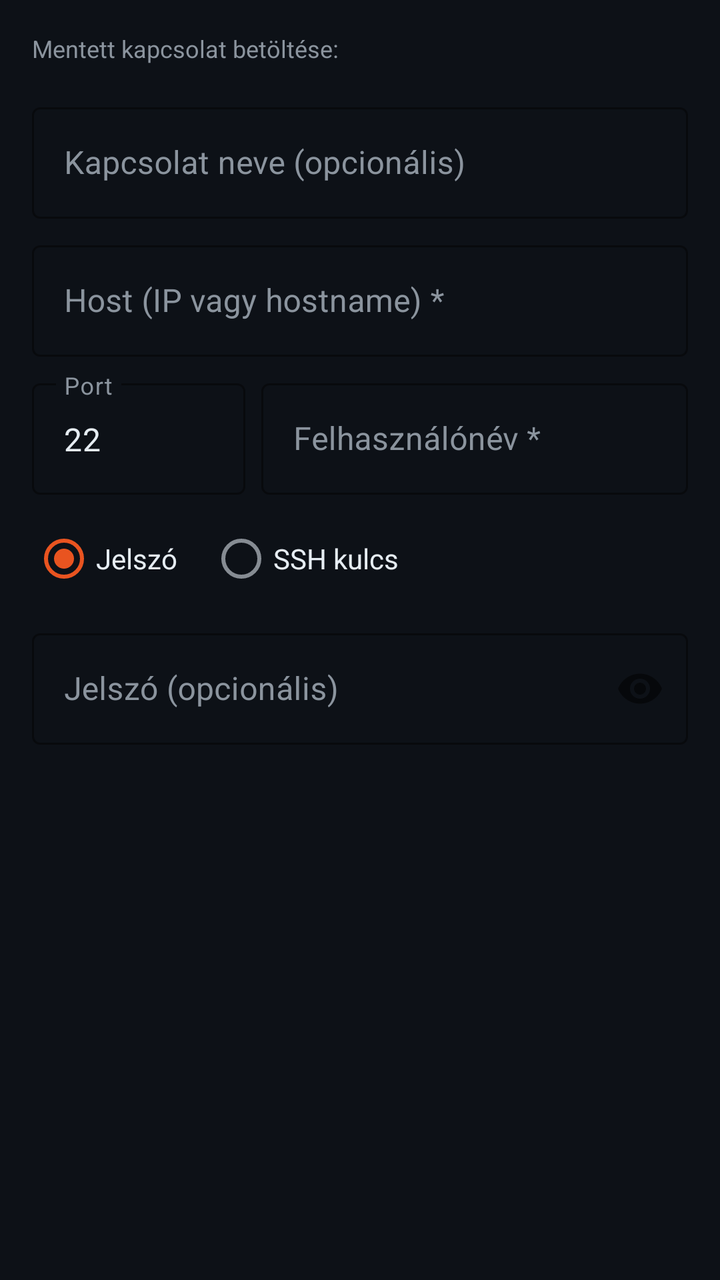
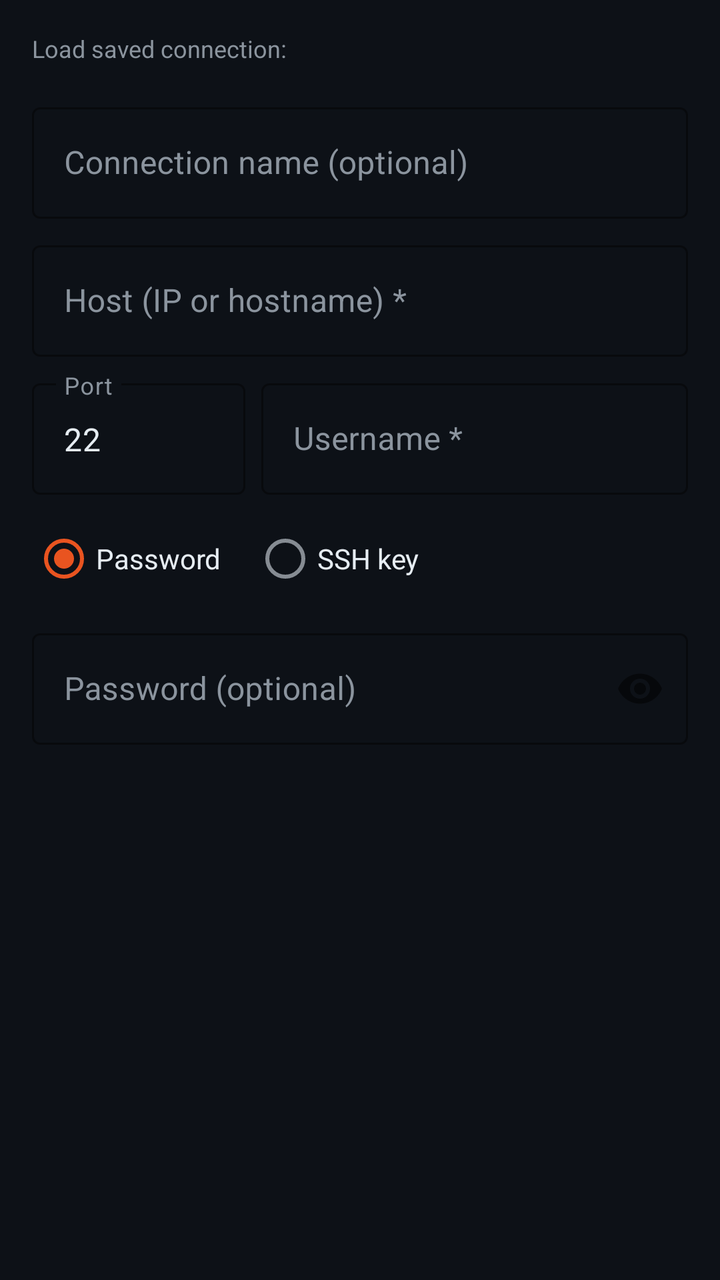

Screens rendered from an Android XML layout before and after an edit, with the pre-edit source and the edit as a unified diff.
<!-- AndroidManifest.xml: application theme Theme.KonsoleSSH -->
<!-- res/layout/dialog_new_connection.xml -->
<?xml version="1.0" encoding="utf-8"?>
<ScrollView
    xmlns:android="http://schemas.android.com/apk/res/android"
    android:layout_width="match_parent"
    android:layout_height="wrap_content">

    <LinearLayout
        android:layout_width="match_parent"
        android:layout_height="wrap_content"
        android:orientation="vertical"
        android:padding="16dp">

        
        <LinearLayout
            android:id="@+id/savedConnectionsSection"
            android:layout_width="match_parent"
            android:layout_height="wrap_content"
            android:orientation="vertical"
            android:layout_marginBottom="12dp">

            <TextView
                android:layout_width="match_parent"
                android:layout_height="wrap_content"
                android:text="Mentett kapcsolat betöltése:"
                android:textColor="@color/text_secondary"
                android:textSize="12sp"
                android:layout_marginBottom="4dp" />

            <Spinner
                android:id="@+id/spinnerSaved"
                android:layout_width="match_parent"
                android:layout_height="wrap_content"
                android:background="@color/input_bg" />

        </LinearLayout>

        
        <com.google.android.material.textfield.TextInputLayout
            android:layout_width="match_parent"
            android:layout_height="wrap_content"
            android:hint="Kapcsolat neve (opcionális)"
            style="@style/KonsoleInputLayout"
            android:layout_marginBottom="8dp">
            <com.google.android.material.textfield.TextInputEditText
                android:id="@+id/editName"
                style="@style/KonsoleInputEditText"
                android:layout_width="match_parent"
                android:layout_height="wrap_content"
                android:inputType="text"
                android:imeOptions="actionNext" />
        </com.google.android.material.textfield.TextInputLayout>

        
        <com.google.android.material.textfield.TextInputLayout
            android:id="@+id/layoutHost"
            android:layout_width="match_parent"
            android:layout_height="wrap_content"
            android:hint="Host (IP vagy hostname) *"
            style="@style/KonsoleInputLayout"
            android:layout_marginBottom="8dp">
            <com.google.android.material.textfield.TextInputEditText
                android:id="@+id/editHost"
                style="@style/KonsoleInputEditText"
                android:layout_width="match_parent"
                android:layout_height="wrap_content"
                android:inputType="textUri"
                android:imeOptions="actionNext" />
        </com.google.android.material.textfield.TextInputLayout>

        
        <LinearLayout
            android:layout_width="match_parent"
            android:layout_height="wrap_content"
            android:orientation="horizontal"
            android:layout_marginBottom="8dp">

            <com.google.android.material.textfield.TextInputLayout
                android:id="@+id/layoutPort"
                android:layout_width="0dp"
                android:layout_height="wrap_content"
                android:layout_weight="1"
                android:hint="Port"
                style="@style/KonsoleInputLayout"
                android:layout_marginEnd="8dp">
                <com.google.android.material.textfield.TextInputEditText
                    android:id="@+id/editPort"
                    style="@style/KonsoleInputEditText"
                    android:layout_width="match_parent"
                    android:layout_height="wrap_content"
                    android:inputType="number"
                    android:text="22"
                    android:imeOptions="actionNext" />
            </com.google.android.material.textfield.TextInputLayout>

            <com.google.android.material.textfield.TextInputLayout
                android:layout_width="0dp"
                android:layout_height="wrap_content"
                android:layout_weight="2"
                android:hint="Felhasználónév *"
                style="@style/KonsoleInputLayout">
                <com.google.android.material.textfield.TextInputEditText
                    android:id="@+id/editUsername"
                    style="@style/KonsoleInputEditText"
                    android:layout_width="match_parent"
                    android:layout_height="wrap_content"
                    android:inputType="text"
                    android:imeOptions="actionNext" />
            </com.google.android.material.textfield.TextInputLayout>

        </LinearLayout>

        
        <RadioGroup
            android:id="@+id/radioGroupAuth"
            android:layout_width="match_parent"
            android:layout_height="wrap_content"
            android:orientation="horizontal"
            android:layout_marginBottom="8dp">

            <RadioButton
                android:id="@+id/radioPassword"
                android:layout_width="wrap_content"
                android:layout_height="wrap_content"
                android:text="Jelszó"
                android:checked="true"
                android:textColor="@color/text_primary"
                android:layout_marginEnd="16dp" />

            <RadioButton
                android:id="@+id/radioPrivateKey"
                android:layout_width="wrap_content"
                android:layout_height="wrap_content"
                android:text="SSH kulcs"
                android:textColor="@color/text_primary" />

        </RadioGroup>

        
        <com.google.android.material.textfield.TextInputLayout
            android:id="@+id/layoutPassword"
            android:layout_width="match_parent"
            android:layout_height="wrap_content"
            android:hint="Jelszó (opcionális)"
            style="@style/KonsoleInputLayout"
            app:passwordToggleEnabled="true"
            android:layout_marginBottom="8dp"
            xmlns:app="http://schemas.android.com/apk/res-auto">
            <com.google.android.material.textfield.TextInputEditText
                android:id="@+id/editPassword"
                style="@style/KonsoleInputEditText"
                android:layout_width="match_parent"
                android:layout_height="wrap_content"
                android:inputType="textPassword"
                android:imeOptions="actionDone" />
        </com.google.android.material.textfield.TextInputLayout>

        
        <LinearLayout
            android:id="@+id/layoutPrivateKey"
            android:layout_width="match_parent"
            android:layout_height="wrap_content"
            android:orientation="vertical"
            android:visibility="gone"
            android:layout_marginBottom="8dp">

            <LinearLayout
                android:layout_width="match_parent"
                android:layout_height="wrap_content"
                android:orientation="horizontal"
                android:gravity="center_vertical">

                
                <Button
                    android:id="@+id/btnPickKeyFile"
                    android:layout_width="wrap_content"
                    android:layout_height="36dp"
                    android:text="📂 Kulcsfájl választása…"
                    android:textSize="13sp"
                    style="@style/Widget.AppCompat.Button.Borderless"
                    android:textColor="@color/accent"
                    android:paddingStart="0dp" />

                <TextView
                    android:id="@+id/textKeyStatus"
                    android:layout_width="wrap_content"
                    android:layout_height="wrap_content"
                    android:text="✓"
                    android:textColor="@color/success_color"
                    android:textStyle="bold"
                    android:textSize="18sp"
                    android:visibility="gone"
                    android:layout_marginStart="8dp" />

            </LinearLayout>

            
            <EditText
                android:id="@+id/editPrivateKey"
                android:layout_width="0dp"
                android:layout_height="0dp"
                android:visibility="gone" />

        </LinearLayout>

        
        <Button
            android:id="@+id/btnToggleJump"
            android:layout_width="wrap_content"
            android:layout_height="36dp"
            android:text="🌐 Jump host beállítása…"
            android:textSize="13sp"
            android:layout_marginBottom="6dp"
            style="@style/Widget.AppCompat.Button.Borderless"
            android:textColor="@color/accent"
            android:paddingStart="0dp"
            android:visibility="gone" />

        
        <LinearLayout
            android:id="@+id/jumpSection"
            android:layout_width="match_parent"
            android:layout_height="wrap_content"
            android:orientation="vertical"
            android:visibility="gone"
            android:layout_marginTop="8dp">

            <View
                android:layout_width="match_parent"
                android:layout_height="1dp"
                android:background="@color/tab_unselected_text"
                android:layout_marginBottom="10dp" />

            <TextView
                android:layout_width="match_parent"
                android:layout_height="wrap_content"
                android:text="Jump host (külső hálózat)"
                android:textColor="@color/accent"
                android:textSize="12sp"
                android:textStyle="bold"
                android:layout_marginBottom="8dp" />

            <TextView
                android:layout_width="match_parent"
                android:layout_height="wrap_content"
                android:text="Válassz egy mentett külső kapcsolatot a csatlakozáshoz:"
                android:textColor="@color/text_secondary"
                android:textSize="12sp"
                android:layout_marginBottom="4dp" />

            <Spinner
                android:id="@+id/spinnerJumpConnection"
                android:layout_width="match_parent"
                android:layout_height="wrap_content"
                android:background="@color/input_bg"
                android:layout_marginBottom="8dp" />

            <View
                android:layout_width="match_parent"
                android:layout_height="1dp"
                android:background="@color/tab_unselected_text"
                android:layout_marginBottom="10dp" />

        </LinearLayout>

    </LinearLayout>
</ScrollView>
<!-- resources referenced by this layout -->
<resources>
  <color name="accent">#E95420</color>
  <color name="input_bg">#21262D</color>
  <color name="success_color">#3FB950</color>
  <color name="tab_unselected_text">#8B949E</color>
  <color name="text_primary">#E6EDF3</color>
  <color name="text_secondary">#8B949E</color>
  <style name="KonsoleInputEditText" parent="Widget.MaterialComponents.TextInputEditText.OutlinedBox">
          <item name="android:textColor">@color/text_primary</item>
      </style>
  <style name="KonsoleInputLayout" parent="Widget.MaterialComponents.TextInputLayout.OutlinedBox">
          <item name="boxStrokeColor">@color/accent</item>
          <item name="hintTextColor">@color/text_secondary</item>
          <item name="android:textColorHint">@color/text_secondary</item>
          <item name="android:editTextColor">@color/text_primary</item>
      </style>
  <style name="Theme.KonsoleSSH" parent="Theme.MaterialComponents.DayNight.NoActionBar">
          <item name="colorPrimary">@color/accent</item>
          <item name="colorPrimaryVariant">@color/toolbar_bg</item>
          <item name="colorOnPrimary">@color/white</item>
          <item name="colorSecondary">@color/accent</item>
          <item name="colorOnSecondary">@color/white</item>
          <item name="colorSurface">@color/card_bg</item>
          <item name="colorOnSurface">@color/text_primary</item>
          <item name="android:colorBackground">@color/terminal_bg</item>
          <item name="android:windowBackground">@color/terminal_bg</item>
          <item name="colorOnBackground">@color/text_primary</item>
          <item name="android:statusBarColor">@color/toolbar_bg</item>
          <item name="android:navigationBarColor">@color/terminal_bg</item>
          <item name="android:textColor">@color/text_primary</item>
      </style>
  <color name="toolbar_bg">#161B22</color>
  <color name="white">#FFFFFF</color>
  <color name="card_bg">#161B22</color>
  <color name="terminal_bg">#0D1117</color>
</resources>

<!-- the commit's change to res/layout/dialog_new_connection.xml (unified diff, before → after) -->
@@ -21,7 +21,7 @@
             <TextView
                 android:layout_width="match_parent"
                 android:layout_height="wrap_content"
-                android:text="Mentett kapcsolat betöltése:"
+                android:text="@string/load_saved_connection"
                 android:textColor="@color/text_secondary"
                 android:textSize="12sp"
                 android:layout_marginBottom="4dp" />
@@ -38,7 +38,7 @@
         <com.google.android.material.textfield.TextInputLayout
             android:layout_width="match_parent"
             android:layout_height="wrap_content"
-            android:hint="Kapcsolat neve (opcionális)"
+            android:hint="@string/connection_name_hint"
             style="@style/KonsoleInputLayout"
             android:layout_marginBottom="8dp">
             <com.google.android.material.textfield.TextInputEditText
@@ -55,7 +55,7 @@
             android:id="@+id/layoutHost"
             android:layout_width="match_parent"
             android:layout_height="wrap_content"
-            android:hint="Host (IP vagy hostname) *"
+            android:hint="@string/host_hint"
             style="@style/KonsoleInputLayout"
             android:layout_marginBottom="8dp">
             <com.google.android.material.textfield.TextInputEditText
@@ -79,7 +79,7 @@
                 android:layout_width="0dp"
                 android:layout_height="wrap_content"
                 android:layout_weight="1"
-                android:hint="Port"
+                android:hint="@string/port_hint"
                 style="@style/KonsoleInputLayout"
                 android:layout_marginEnd="8dp">
                 <com.google.android.material.textfield.TextInputEditText
@@ -96,7 +96,7 @@
                 android:layout_width="0dp"
                 android:layout_height="wrap_content"
                 android:layout_weight="2"
-                android:hint="Felhasználónév *"
+                android:hint="@string/username_hint"
                 style="@style/KonsoleInputLayout">
                 <com.google.android.material.textfield.TextInputEditText
                     android:id="@+id/editUsername"
@@ -121,7 +121,7 @@
                 android:id="@+id/radioPassword"
                 android:layout_width="wrap_content"
                 android:layout_height="wrap_content"
-                android:text="Jelszó"
+                android:text="@string/password"
                 android:checked="true"
                 android:textColor="@color/text_primary"
                 android:layout_marginEnd="16dp" />
@@ -130,7 +130,7 @@
                 android:id="@+id/radioPrivateKey"
                 android:layout_width="wrap_content"
                 android:layout_height="wrap_content"
-                android:text="SSH kulcs"
+                android:text="@string/private_key"
                 android:textColor="@color/text_primary" />
 
         </RadioGroup>
@@ -140,7 +140,7 @@
             android:id="@+id/layoutPassword"
             android:layout_width="match_parent"
             android:layout_height="wrap_content"
-            android:hint="Jelszó (opcionális)"
+            android:hint="@string/password_hint_optional"
             style="@style/KonsoleInputLayout"
             app:passwordToggleEnabled="true"
             android:layout_marginBottom="8dp"
@@ -174,7 +174,7 @@
                     android:id="@+id/btnPickKeyFile"
                     android:layout_width="wrap_content"
                     android:layout_height="36dp"
-                    android:text="📂 Kulcsfájl választása…"
+                    android:text="@string/pick_key_file"
                     android:textSize="13sp"
                     style="@style/Widget.AppCompat.Button.Borderless"
                     android:textColor="@color/accent"
@@ -207,7 +207,7 @@
             android:id="@+id/btnToggleJump"
             android:layout_width="wrap_content"
             android:layout_height="36dp"
-            android:text="🌐 Jump host beállítása…"
+            android:text="@string/configure_jump_host"
             android:textSize="13sp"
             android:layout_marginBottom="6dp"
             style="@style/Widget.AppCompat.Button.Borderless"
@@ -233,7 +233,7 @@
             <TextView
                 android:layout_width="match_parent"
                 android:layout_height="wrap_content"
-                android:text="Jump host (külső hálózat)"
+                android:text="@string/jump_host_section_title"
                 android:textColor="@color/accent"
                 android:textSize="12sp"
                 android:textStyle="bold"
@@ -242,7 +242,7 @@
             <TextView
                 android:layout_width="match_parent"
                 android:layout_height="wrap_content"
-                android:text="Válassz egy mentett külső kapcsolatot a csatlakozáshoz:"
+                android:text="@string/jump_host_pick_hint"
                 android:textColor="@color/text_secondary"
                 android:textSize="12sp"
                 android:layout_marginBottom="4dp" />
<!-- resource entries referenced after the edit -->
@@ -6,6 +6,18 @@
   <color name="tab_unselected_text">#8B949E</color>
   <color name="text_primary">#E6EDF3</color>
   <color name="text_secondary">#8B949E</color>
+  <string name="configure_jump_host">🌐 Configure jump host…</string>
+  <string name="connection_name_hint">Connection name (optional)</string>
+  <string name="host_hint">Host (IP or hostname) *</string>
+  <string name="jump_host_pick_hint">Pick a saved external connection to connect through:</string>
+  <string name="jump_host_section_title">Jump host (external network)</string>
+  <string name="load_saved_connection">Load saved connection:</string>
+  <string name="password">Password</string>
+  <string name="password_hint_optional">Password (optional)</string>
+  <string name="pick_key_file">📂 Pick key file…</string>
+  <string name="port_hint">Port</string>
+  <string name="private_key">SSH key</string>
+  <string name="username_hint">Username *</string>
   <style name="KonsoleInputEditText" parent="Widget.MaterialComponents.TextInputEditText.OutlinedBox">
           <item name="android:textColor">@color/text_primary</item>
       </style>
